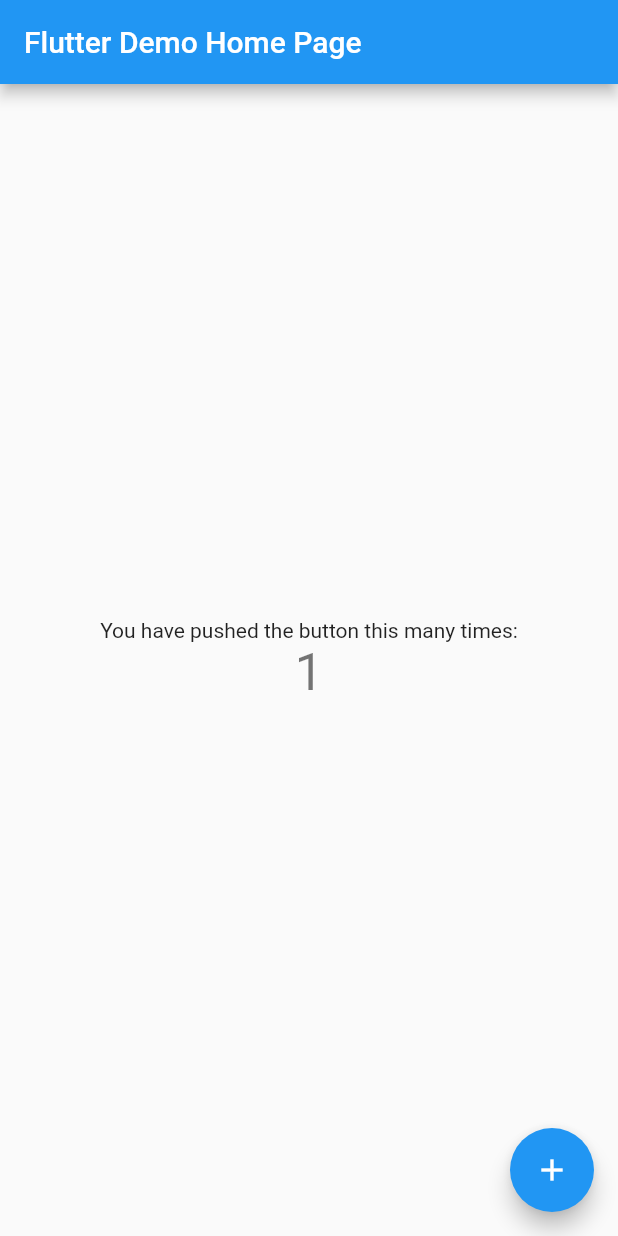
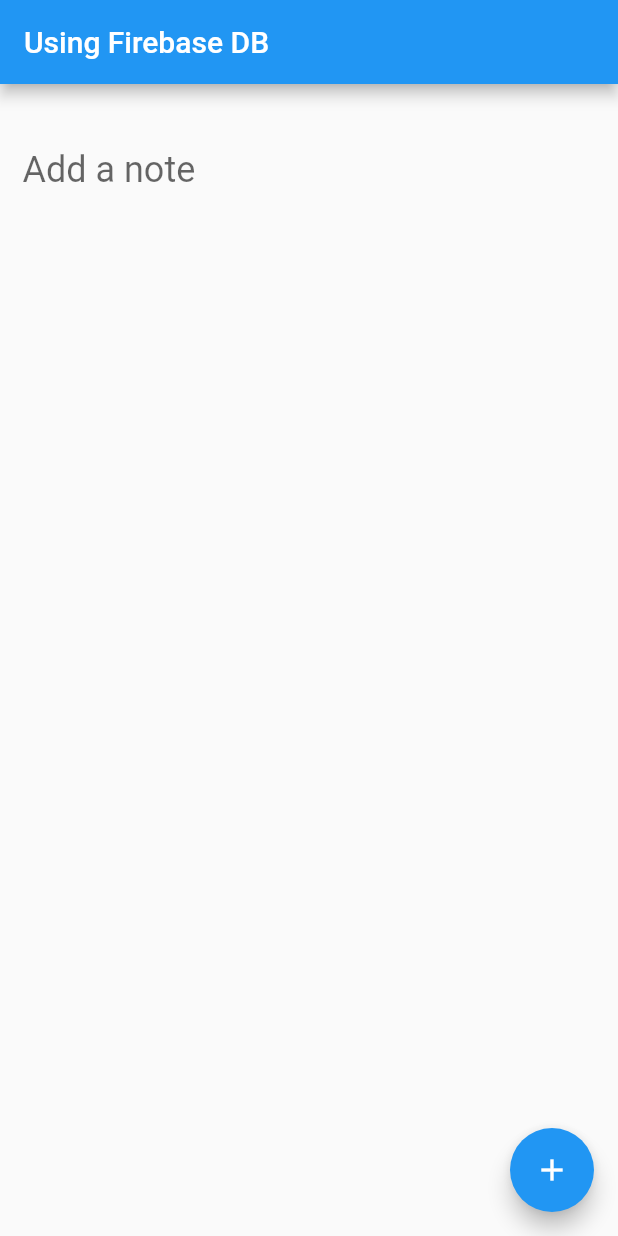
Before and after one commit to emono/flutter-note, a Flutter app: the MyHomePage screen opened directly, after a tap on the "add" icon, on a phone screen of 412 x 824 dp. Run offline on Flutter 3.47's test engine with Material 2 defaults, Android fonts, the phone set to English and light mode, and no system bars; our stand-ins replace firebase_database; accounts and stored records are empty.

Commit message:
add note

```diff
--- a/lib/main.dart
+++ b/lib/main.dart
@@ -1,26 +1,30 @@
+import 'dart:async';
+import 'package:firebase_database/firebase_database.dart';
+
 import 'package:flutter/material.dart';
+
+class Note {
+  String id;
+  String content;
+  String createdOn;
+
+  Note(content) {
+    this.content = content;
+    this.createdOn = DateTime.now().toString();
+  }
+}
 
 void main() => runApp(MyApp());
 
 class MyApp extends StatelessWidget {
-  // This widget is the root of your application.
   @override
   Widget build(BuildContext context) {
     return MaterialApp(
-      title: 'Flutter Demo',
+      title: 'Firebase Demo',
       theme: ThemeData(
-        // This is the theme of your application.
-        //
-        // Try running your application with "flutter run". You'll see the
-        // application has a blue toolbar. Then, without quitting the app, try
-        // changing the primarySwatch below to Colors.green and then invoke
-        // "hot reload" (press "r" in the console where you ran "flutter run",
-        // or simply save your changes to "hot reload" in a Flutter IDE).
-        // Notice that the counter didn't reset back to zero; the application
-        // is not restarted.
         primarySwatch: Colors.blue,
       ),
-      home: MyHomePage(title: 'Flutter Demo Home Page'),
+      home: MyHomePage(title: 'Firebase demo'),
     );
   }
 }
@@ -28,84 +32,106 @@ class MyApp extends StatelessWidget {
 class MyHomePage extends StatefulWidget {
   MyHomePage({Key key, this.title}) : super(key: key);
 
-  // This widget is the home page of your application. It is stateful, meaning
-  // that it has a State object (defined below) that contains fields that affect
-  // how it looks.
-
-  // This class is the configuration for the state. It holds the values (in this
-  // case the title) provided by the parent (in this case the App widget) and
-  // used by the build method of the State. Fields in a Widget subclass are
-  // always marked "final".
-
   final String title;
-
   @override
   _MyHomePageState createState() => _MyHomePageState();
 }
 
 class _MyHomePageState extends State<MyHomePage> {
-  int _counter = 0;
+  final notesRef = FirebaseDatabase.instance.reference().child('notes');
+  final inputController = TextEditingController();
+  StreamSubscription<Event> _noteAddedStream;
+  var items;
 
-  void _incrementCounter() {
+  @override
+  void initState() {
+    super.initState();
+
+    items = new List();
+    _noteAddedStream =
+        notesRef.orderByChild("created_on").onChildAdded.listen(_onNoteAdded);
+  }
+
+  // Creates a new child under notes in the database
+  void _addNote() {
+    var note = Note(inputController.text);
+    inputController.text = "";
+    if (note.content.isNotEmpty) {
+      notesRef.push().set({
+        'content': note.content,
+        'created_on': note.createdOn,
+      });
+    }
+  }
+
+  // Fired whenever the database sees a new child under the notes
+  // database reference
+  void _onNoteAdded(Event event) {
     setState(() {
-      // This call to setState tells the Flutter framework that something has
-      // changed in this State, which causes it to rerun the build method below
-      // so that the display can reflect the updated values. If we changed
-      // _counter without calling setState(), then the build method would not be
-      // called again, and so nothing would appear to happen.
-      _counter++;
+      var note = Note(event.snapshot.value["content"]);
+      note.id = event.snapshot.key;
+      note.createdOn = event.snapshot.value["created_on"];
+      items.add(note);
+    });
+  }
+
+  // The note has to be cleared from the database and the local list
+  void _deleteNote(int position) {
+    String id = items[position].id;
+    notesRef.child(id).remove().then((_) {
+      setState(() {
+        items.removeAt(position);
+      });
     });
   }
 
   @override
   Widget build(BuildContext context) {
-    // This method is rerun every time setState is called, for instance as done
-    // by the _incrementCounter method above.
-    //
-    // The Flutter framework has been optimized to make rerunning build methods
-    // fast, so that you can just rebuild anything that needs updating rather
-    // than having to individually change instances of widgets.
     return Scaffold(
       appBar: AppBar(
-        // Here we take the value from the MyHomePage object that was created by
-        // the App.build method, and use it to set our appbar title.
-        title: Text(widget.title),
+        title: Text("Using Firebase DB"),
       ),
       body: Center(
-        // Center is a layout widget. It takes a single child and positions it
-        // in the middle of the parent.
         child: Column(
-          // Column is also a layout widget. It takes a list of children and
-          // arranges them vertically. By default, it sizes itself to fit its
-          // children horizontally, and tries to be as tall as its parent.
-          //
-          // Invoke "debug painting" (press "p" in the console, choose the
-          // "Toggle Debug Paint" action from the Flutter Inspector in Android
-          // Studio, or the "Toggle Debug Paint" command in Visual Studio Code)
-          // to see the wireframe for each widget.
-          //
-          // Column has various properties to control how it sizes itself and
-          // how it positions its children. Here we use mainAxisAlignment to
-          // center the children vertically; the main axis here is the vertical
-          // axis because Columns are vertical (the cross axis would be
-          // horizontal).
           mainAxisAlignment: MainAxisAlignment.center,
           children: <Widget>[
-            Text(
-              'You have pushed the button this many times:',
+            Container(
+              padding: EdgeInsets.all(15.0),
+              child: TextField(
+                style: new TextStyle(
+                    fontSize: 24.0, height: 2.0, color: Colors.black),
+                decoration: InputDecoration(
+                    border: InputBorder.none, hintText: 'Add a note'),
+                controller: inputController,
+              ),
             ),
-            Text(
-              '$_counter',
-              style: Theme.of(context).textTheme.display1,
+            Expanded(
+              child: SizedBox(
+                height: 200.0,
+                child: ListView.builder(
+                    itemCount: items.length,
+                    padding: const EdgeInsets.all(10.0),
+                    itemBuilder: (context, position) {
+                      return Card(
+                        child: ListTile(
+                          leading: Icon(Icons.note),
+                          title: Text(items[position].content),
+                          onLongPress: () {
+                            _deleteNote(position);
+                          },
+                        ),
+                      );
+                    }),
+              ),
             ),
           ],
         ),
       ),
       floatingActionButton: FloatingActionButton(
-        onPressed: _incrementCounter,
-        tooltip: 'Increment',
+        onPressed: _addNote,
+        tooltip: 'Add Note',
         child: Icon(Icons.add),
-      ), // This trailing comma makes auto-formatting nicer for build methods.
+      ),
     );
   }
 }
```
Also changed, not shown: 4 other files.
